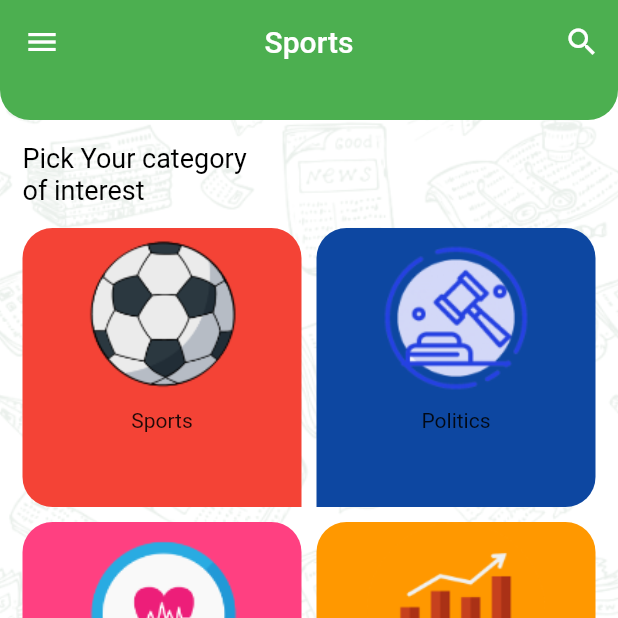
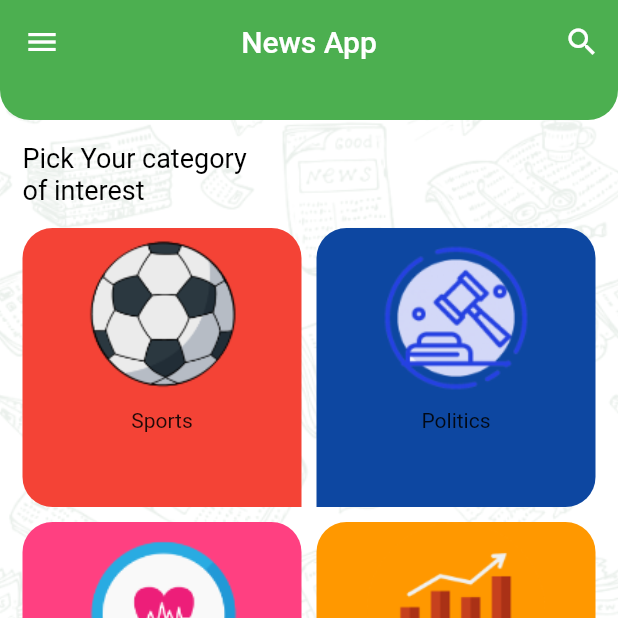
Before and after one commit to AmlAhmed99/news_application, a Flutter app: the screen it shows after launch, on a phone screen of 412 x 824 dp, the top half of it. Run offline on Flutter 3.47's test engine with Material 2 defaults, Android fonts, the phone set to English and light mode, and no system bars; our stand-ins replace conditional_builder, flutter_bloc; generated files the repository leaves out were written again.

Commit message:
news project

```diff
--- /dev/null
+++ b/l10n.yaml
@@ -0,0 +1,4 @@
+#extention file location contain translation
+arb-dir: lib/l10n
+#generate localization file
+output-localization-file: app_localizations.dart
--- /dev/null
+++ b/lib/bloc/newsBloc.dart
@@ -0,0 +1,18 @@
+import 'package:flutter_bloc/flutter_bloc.dart';
+import 'package:newsapplication/bloc/newsStates.dart';
+
+class Newscubit extends Cubit<Appstates>{
+
+  Newscubit() : super(Initialstate());
+
+  static Newscubit get(context) => BlocProvider.of(context);
+  String appLanguage='en';
+
+  void changeLanguage(String newLanguage){
+    if(appLanguage==newLanguage)
+      return;
+    appLanguage=newLanguage;
+    emit(LanguageAppstate());
+  }
+
+}
--- /dev/null
+++ b/lib/bloc/newsStates.dart
@@ -0,0 +1,5 @@
+abstract class Appstates{}
+
+class Initialstate extends Appstates{}
+
+class LanguageAppstate extends Appstates{}
--- a/lib/home_layout/home_layout.dart
+++ b/lib/home_layout/home_layout.dart
@@ -3,7 +3,8 @@ import 'package:newsapplication/models/CategoryItemModel.dart';
 import 'package:newsapplication/screens/CategoryDetails.dart';
 import 'package:newsapplication/screens/categories.dart';
 import 'package:newsapplication/screens/searchScreen.dart';
-
+import 'package:newsapplication/screens/settingScreen.dart';
+import 'package:flutter_gen/gen_l10n/app_localizations.dart';
 class HomeScreen extends StatefulWidget {
   static const homeRourte = 'HomeScreenRoute';
 
@@ -30,7 +31,7 @@ class _HomeScreenState extends State<HomeScreen> {
             appBar: PreferredSize(
               preferredSize: Size.fromHeight(80.0),
               child: AppBar(
-                title: Text('Sports'),
+                title: Text(AppLocalizations.of(context).app_title),
                 actions: [
                   IconButton(
                     icon: Icon(
@@ -60,7 +61,7 @@ class _HomeScreenState extends State<HomeScreen> {
                       child: Padding(
                         padding: const EdgeInsets.all(8.0),
                         child: Text(
-                          'News App',
+                          AppLocalizations.of(context).app_title,
                           textAlign: TextAlign.center,
                           style: Theme.of(context).textTheme.headline4,
                         ),
@@ -79,7 +80,7 @@ class _HomeScreenState extends State<HomeScreen> {
                               size: 36,
                             ),
                             Text(
-                              'Categories',
+                              AppLocalizations.of(context).categories,
                               textAlign: TextAlign.center,
                               style: Theme.of(context).textTheme.headline3,
                             )
@@ -102,13 +103,19 @@ class _HomeScreenState extends State<HomeScreen> {
                               size: 36,
                             ),
                             Text(
-                              'Settings',
+                              AppLocalizations.of(context).setting,
                               textAlign: TextAlign.center,
                               style: Theme.of(context).textTheme.headline3,
                             )
                           ],
                         ),
                       ),
+                      onTap: (){
+                setState(() {});
+                    Navigator.pop(context);
+                Navigator.pushNamed(context, SettingScreen.SettingScreenRourte);
+                               },
+
                     ),
                   ],
                 ),
--- a/lib/main.dart
+++ b/lib/main.dart
@@ -1,8 +1,13 @@
 import 'package:flutter/material.dart';
 import 'package:flutter/services.dart';
+import 'package:newsapplication/bloc/newsBloc.dart';
+import 'package:newsapplication/bloc/newsStates.dart';
 import 'package:newsapplication/home_layout/home_layout.dart';
 import 'package:newsapplication/screens/searchScreen.dart';
-
+import 'package:newsapplication/screens/settingScreen.dart';
+import 'package:flutter_localizations/flutter_localizations.dart';
+import 'package:flutter_gen/gen_l10n/app_localizations.dart';
+import 'package:flutter_bloc/flutter_bloc.dart';
 void main() {
   runApp(MyApp());
 }
@@ -11,10 +16,16 @@ class MyApp extends StatelessWidget {
   // This widget is the root of your application.
   @override
   Widget build(BuildContext context) {
+    return  BlocProvider(
+      create: (context)=>Newscubit(),
+      child: BlocConsumer<Newscubit,Appstates>(
+        listener: (context,state){},
+        builder:(context,state){
           return MaterialApp(
             routes: {
               HomeScreen.homeRourte:(context)=>HomeScreen(),
-       SearchScreen.routeNameSearchScreen:(context)=>SearchScreen()
+              SearchScreen.routeNameSearchScreen:(context)=>SearchScreen(),
+              SettingScreen.SettingScreenRourte:(context)=>SettingScreen(),
             },
             initialRoute:HomeScreen.homeRourte,
             theme: ThemeData(
@@ -44,6 +55,18 @@ class MyApp extends StatelessWidget {
 
             ),
             debugShowCheckedModeBanner: false,
+            localizationsDelegates: [
+              AppLocalizations.delegate,
+              GlobalMaterialLocalizations.delegate,
+              GlobalWidgetsLocalizations.delegate,
+              GlobalCupertinoLocalizations.delegate,
+            ],
+            supportedLocales:AppLocalizations.supportedLocales,
+            locale: Locale(Newscubit.get(context).appLanguage),
+          );
+        } ,
+
+      ),
     );
   }
 }
--- a/lib/screens/categories.dart
+++ b/lib/screens/categories.dart
@@ -2,20 +2,21 @@
 import 'package:flutter/material.dart';
 import 'package:newsapplication/models/CategoryItemModel.dart';
 import 'package:newsapplication/widgets/category_item.dart';
-
+import 'package:flutter_gen/gen_l10n/app_localizations.dart';
 class Category extends StatelessWidget {
-  var catgories=[
-    CategoryItemModel("Sports",Colors.red,'assets/ball.png'),
-    CategoryItemModel("Politics",Colors.blue[900],'assets/Politics.png'),
-    CategoryItemModel("Health",Colors.pinkAccent,'assets/health.png'),
-    CategoryItemModel("Business",Colors.orange,'assets/bussines.png'),
-    CategoryItemModel("Environment",Colors.blue,'assets/environment.png'),
-    CategoryItemModel("Science",Colors.yellow,'assets/science.png'),
-  ];
   Function onCategoryClickCallback;
   Category(this.onCategoryClickCallback);
   @override
   Widget build(BuildContext context) {
+    var catgories=[
+      CategoryItemModel(AppLocalizations.of(context).sports,Colors.red,'assets/ball.png'),
+      CategoryItemModel(AppLocalizations.of(context).politics,Colors.blue[900],'assets/Politics.png'),
+      CategoryItemModel(AppLocalizations.of(context).health,Colors.pinkAccent,'assets/health.png'),
+      CategoryItemModel(AppLocalizations.of(context).business,Colors.orange,'assets/bussines.png'),
+      CategoryItemModel(AppLocalizations.of(context).environment,Colors.blue,'assets/environment.png'),
+      CategoryItemModel(AppLocalizations.of(context).science,Colors.yellow,'assets/science.png'),
+    ];
+
     return Column(
       crossAxisAlignment: CrossAxisAlignment.start,
       children: [
@@ -23,7 +24,7 @@ class Category extends StatelessWidget {
           padding: const EdgeInsets.all(15.0),
           child: Container(
             width: 150,
-            child: Text('Pick Your category of interest',maxLines: 2,style: Theme.of(context).textTheme.headline3,),
+            child: Text(AppLocalizations.of(context).pick,maxLines: 2,style: Theme.of(context).textTheme.headline3,),
           ),
         ),
         Expanded(
--- a/lib/screens/searchScreen.dart
+++ b/lib/screens/searchScreen.dart
@@ -2,10 +2,8 @@
 import 'package:flutter/material.dart';
 import 'package:newsapplication/api/api_manager.dart';
 import 'package:newsapplication/models/news_response.dart';
-import 'package:newsapplication/models/sources_response.dart';
-import 'package:newsapplication/widgets/category_item.dart';
 import 'package:newsapplication/widgets/news_item_widget.dart';
-
+import 'package:flutter_gen/gen_l10n/app_localizations.dart';
 class SearchScreen extends StatefulWidget {
   static const routeNameSearchScreen='routeNameSearchScreen';
 
@@ -52,7 +50,7 @@ class _SearchScreenState extends State<SearchScreen> {
                       ),
                       filled: true,
                       hintStyle: TextStyle(color: Colors.green),
-                      hintText: "Search Article",
+                      hintText:AppLocalizations.of(context).search,
                       fillColor: Colors.white,
                     ),
                   ),
--- a/pubspec.yaml
+++ b/pubspec.yaml
@@ -24,6 +24,11 @@ dependencies:
   flutter:
     sdk: flutter
   http: ^0.13.3
+  conditional_builder: ^1.0.2
+  flutter_localizations: # Add this line
+    sdk: flutter
+  intl: ^0.17.0 # Add this line
+  flutter_bloc: ^8.0.0
 
 
   # The following adds the Cupertino Icons font to your application.
@@ -43,6 +48,7 @@ flutter:
   # The following line ensures that the Material Icons font is
   # included with your application, so that you can use the icons in
   # the material Icons class.
+  generate: true # Add this line
   uses-material-design: true
 
   # To add assets to your application, add an assets section, like this:
```
Also changed, not shown: lib/l10n/app_ar.arb (added, +16 -0 lines), lib/l10n/app_en.arb (added, +16 -0 lines), lib/screens/settingScreen.dart (+33 -3 lines), lib/widgets/ShowLanguageItem.dart (added, +109 -0 lines), pubspec.lock. Lines whose indentation alone changed are shown as unchanged.
